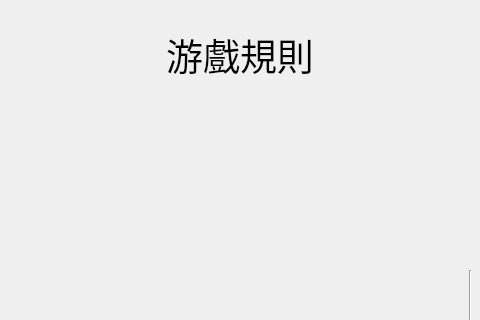
Old version of the form src/ui/rulewidget.ui in the repository hwc20896/EMProj_CMake; both pictures show x 260 to 740 and y 0 to 320 of the 1000 by 700 pixel window.
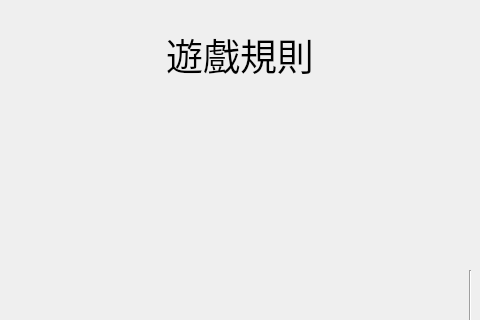
New version of the form. Icons and pictures are not drawn.

Commit message: fix: correct a Chinese text usage for game end and rules in UI

```diff
--- a/src/ui/rulewidget.ui
+++ b/src/ui/rulewidget.ui
@@ -29,7 +29,7 @@
     </font>
    </property>
    <property name="text">
-    <string>游戲規則</string>
+    <string>遊戲規則</string>
    </property>
    <property name="alignment">
     <set>Qt::AlignmentFlag::AlignCenter</set>
```
The commit also changes 1 other file.
